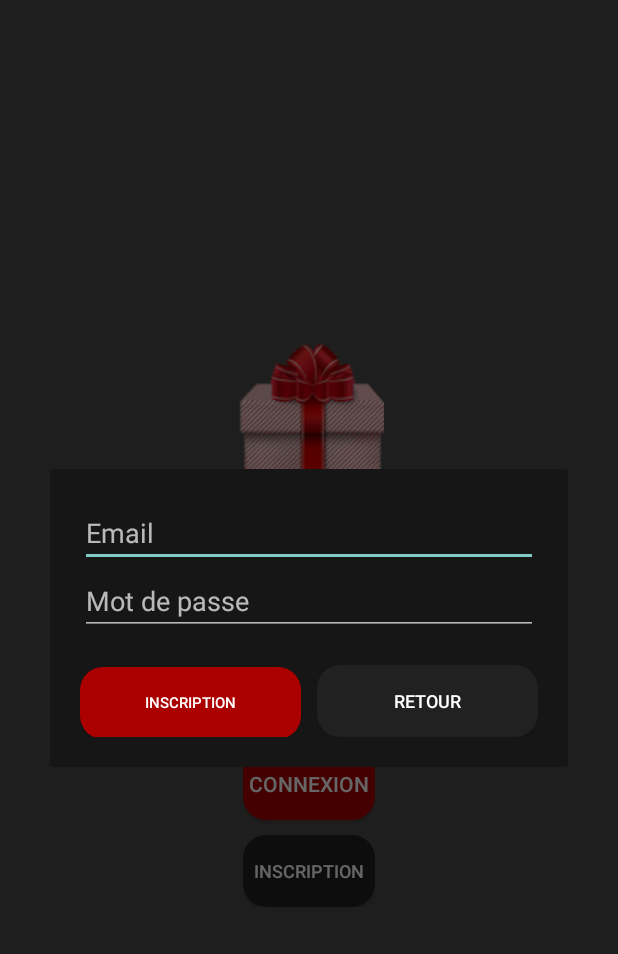
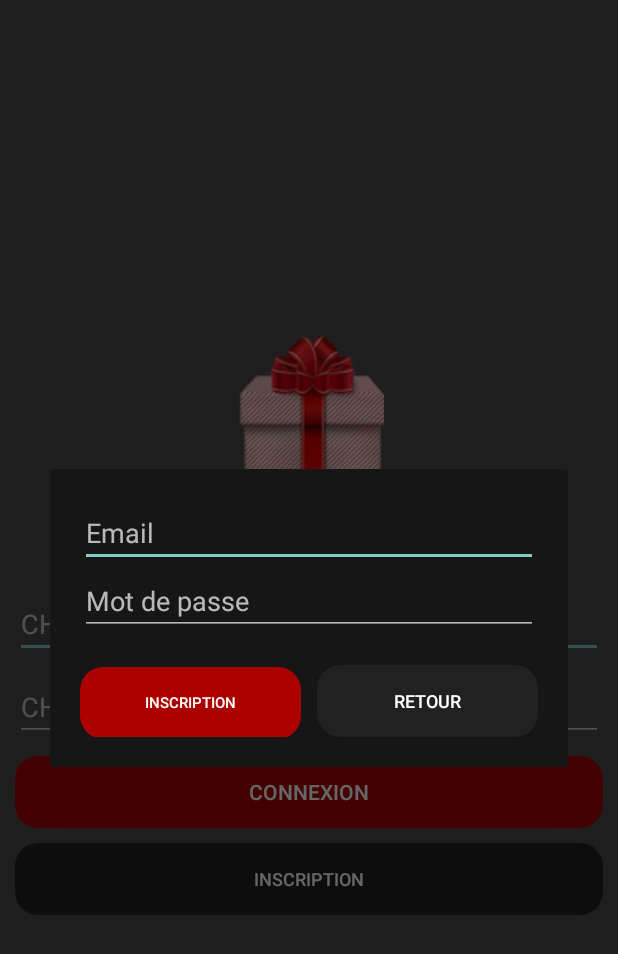
Before and after one commit to xkenzzo31/WishList, an Android app: the screen it shows after launch (MainActivity), after a tap on "INSCRIPTION", on a phone screen of 412 x 824 dp. Shown: the top 954 px of the screen. Run offline under Robolectric (Android 15) with nearby library versions, the phone set to English and light mode, and no system bars; our stand-ins replace Firebase (no records; nobody signed in at launch, a user with empty details on screens opened directly); 1 other tap on this screen came first.

Commit message:
update heart on app

```diff
--- a/app/src/main/AndroidManifest.xml
+++ b/app/src/main/AndroidManifest.xml
@@ -10,7 +10,7 @@
         android:supportsRtl="true"
         android:theme="@style/Theme.AppCompat.NoActionBar">
         <activity
-            android:name=".Activity.MainActivity"
+            android:name=".activity.MainActivity"
             android:theme="@style/Theme.AppCompat.NoActionBar">
             <intent-filter>
                 <action android:name="android.intent.action.MAIN" />
@@ -19,7 +19,7 @@
             </intent-filter>
         </activity>
         <activity
-            android:name=".Activity.Home_Activity"
+            android:name=".activity.Home_Activity"
             android:theme="@style/Theme.AppCompat.NoActionBar" />
     </application>
 
--- a/app/src/main/java/com/example/lucas/wishlist/Activity/MainActivity.java
+++ b/app/src/main/java/com/example/lucas/wishlist/activity/MainActivity.java
@@ -1,4 +1,4 @@
-package com.example.lucas.wishlist.Activity;
+package com.example.lucas.wishlist.activity;
 
 import android.app.Dialog;
 import android.content.Intent;
@@ -20,8 +20,8 @@ import core.FailCallback;
 import core.SuccessCallback;
 import services.UserService;
 
-import static Utils.Utils.dpToPixels;
-import static Utils.Utils.isValidEmail;
+import static utils.Utils.dpToPixels;
+import static utils.Utils.isValidEmail;
 
 public class MainActivity extends AppCompatActivity {
     private UserService mUserService;
@@ -31,7 +31,7 @@ public class MainActivity extends AppCompatActivity {
         super.onCreate(savedInstanceState);
         this.requestWindowFeature(Window.FEATURE_NO_TITLE);
         setContentView(R.layout.activity_main);
-        mUserService = new UserService(MainActivity.this);
+        mUserService = UserService.getInstance(MainActivity.this);
         ImageView img = (ImageView) findViewById(R.id.image_acceuil);
         img.setImageResource(R.drawable.logo_ap);
 
@@ -119,8 +119,8 @@ public class MainActivity extends AppCompatActivity {
                             mdp.setHint("CHAMP VIDE OU INCORRECT !");
                             return;
                         }
-                        String mail = email.toString();
-                        String password = mdp.toString();
+                        String mail = email.getText().toString();
+                        String password = mdp.getText().toString();
                         mUserService.register(mail, password, new SuccessCallback() {
                             @Override
                             public void onSuccess() {
@@ -130,7 +130,7 @@ public class MainActivity extends AppCompatActivity {
                         }, new FailCallback() {
                             @Override
                             public void onFail(Error error) {
-                                Toast.makeText(MainActivity.this, "Register FAIL !", Toast.LENGTH_SHORT).show();
+                                Toast.makeText(MainActivity.this, "Register FAIL : "+error.getMessage(), Toast.LENGTH_SHORT).show();
                             }
                         });
                     }
@@ -146,7 +146,6 @@ public class MainActivity extends AppCompatActivity {
                 lp.copyFrom(dialog.getWindow().getAttributes());
                 lp.width = width;
                 lp.height = WindowManager.LayoutParams.WRAP_CONTENT;
-                dialog.show();
                 dialog.getWindow().setAttributes(lp);
                 dialog.show();
             }
--- a/app/src/main/java/Utils/Utils.java
+++ b/app/src/main/java/utils/Utils.java
@@ -1,4 +1,4 @@
-package Utils;
+package utils;
 
 import android.content.Context;
 import android.util.DisplayMetrics;
--- a/app/src/main/res/layout/activity_home.xml
+++ b/app/src/main/res/layout/activity_home.xml
@@ -5,7 +5,7 @@
     android:layout_width="match_parent"
     android:layout_height="match_parent"
     android:background="#4F4C4B"
-    tools:context="com.example.lucas.wishlist.Activity.Home_Activity">
+    tools:context="com.example.lucas.wishlist.activity.Home_Activity">
     <LinearLayout
         android:layout_width="match_parent"
         android:layout_height="wrap_content"
--- a/app/src/main/res/layout/activity_main.xml
+++ b/app/src/main/res/layout/activity_main.xml
@@ -6,7 +6,8 @@
     android:layout_height="match_parent"
     android:gravity="center"
     android:background="#4F4C4B"
-    tools:context="com.example.lucas.wishlist.Activity.MainActivity">
+    android:padding="10dp"
+    tools:context="com.example.lucas.wishlist.activity.MainActivity">
     <ImageView
         android:id="@+id/image_acceuil"
         android:layout_width="wrap_content"
@@ -17,8 +18,8 @@
         android:layout_height="30dp"/>
     <EditText
         android:id="@+id/nom_de_compte"
-        android:layout_width="120dp"
-        android:layout_height="40dp"
+        android:layout_width="match_parent"
+        android:layout_height="wrap_content"
         android:hint="Email"
         />
     <View
@@ -27,8 +28,8 @@
     />
     <EditText
         android:id="@+id/mot_de_passe"
-        android:layout_width="120dp"
-        android:layout_height="40dp"
+        android:layout_width="match_parent"
+        android:layout_height="wrap_content"
         android:hint="Mot de passe"
         />
     <View
@@ -36,14 +37,14 @@
         android:layout_height="10dp"/>
     <LinearLayout
         android:orientation="vertical"
-        android:layout_width="wrap_content"
+        android:layout_width="match_parent"
         android:layout_height="wrap_content"
         android:gravity="center">
         <Button
             android:id="@+id/button_connect"
             android:text="Connexion"
             android:background="@drawable/shape_custom_button_red"
-            android:layout_width="wrap_content"
+            android:layout_width="match_parent"
             android:layout_height="wrap_content" />
         <View
             android:layout_width="0dp"
@@ -53,7 +54,7 @@
             android:text="Inscription"
             android:textSize="12sp"
             android:background="@drawable/shape_custom_button_grey"
-            android:layout_width="wrap_content"
+            android:layout_width="match_parent"
             android:layout_height="wrap_content" />
     </LinearLayout>
 
```
Also changed, not shown: app/src/main/java/com/example/lucas/wishlist/activity/Home_Activity.java (renamed from app/src/main/java/com/example/lucas/wishlist/Activity/Home_Activity.java, +7 -7 lines), app/src/main/java/services/UserService.java (+6 -4 lines).
